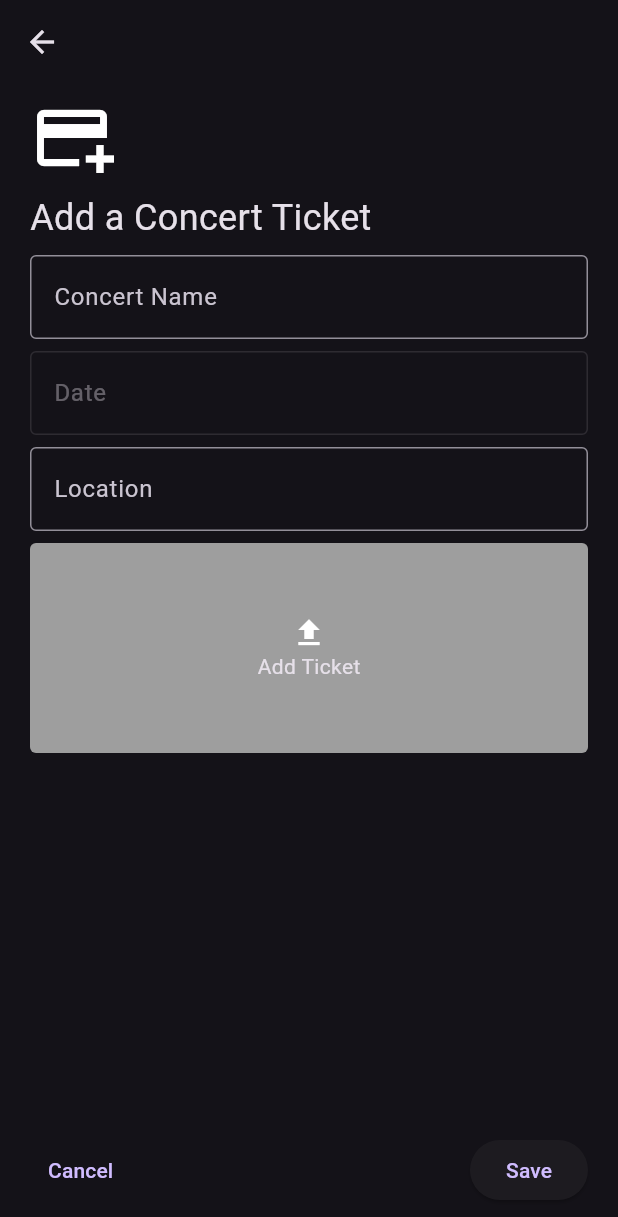
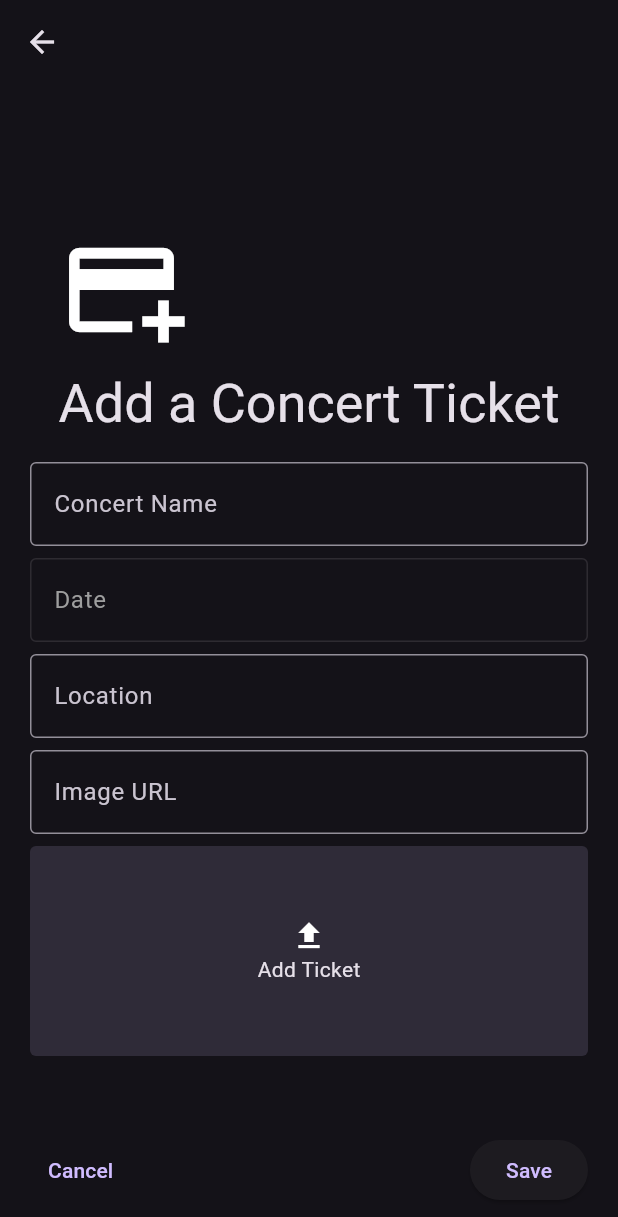
Before and after one commit to Kiliups/concert, a Flutter app: the screen it shows after launch, after a tap on the "add" icon, on a phone screen of 412 x 824 dp. Shown: the top 1217 px of the screen. Run offline on Flutter 3.47's test engine with Material 2 defaults, Android fonts, the phone set to English and light mode, and no system bars; our stand-ins replace cloud_firestore, file_picker, firebase_auth, firebase_core, firebase_storage, open_file; accounts and stored records are empty; network calls fail; statements that could not run were skipped.

Commit message:
added imageUrl field

```diff
--- a/lib/components/ticketCard.dart
+++ b/lib/components/ticketCard.dart
@@ -34,9 +34,10 @@ class _TicketCardState extends State<TicketCard> {
                   margin: const EdgeInsets.all(8),
                   child: ClipRRect(
                     borderRadius: BorderRadius.circular(8),
-                    child: Image.network(
-                      widget.concert.imageUrl,
-                    ),
+                    child: widget.concert.imageUrl != null
+                        ? Image.network(widget.concert.imageUrl!,
+                            fit: BoxFit.cover, width: 100, height: 100)
+                        : const SizedBox(),
                   ),
                 ),
                 Expanded(
--- a/lib/model/concert.dart
+++ b/lib/model/concert.dart
@@ -6,7 +6,7 @@ class Concert {
   DateTime date;
   String location;
   String ticketRef;
-  String imageUrl;
+  String? imageUrl;
   String? userId;
 
   Concert(this.name, this.date, this.location,this.ticketRef, this.imageUrl, this.userId);
--- a/lib/model/concertRepo.dart
+++ b/lib/model/concertRepo.dart
@@ -11,7 +11,7 @@ final storage = FirebaseStorage.instance;
 
 class ConcertRepo {
   static Future<void> addConcert(String name, DateTime date, String location,
-      File ticket, String imageUrl) async {
+      File ticket, String? imageUrl) async {
     Concert concert = Concert(
         name, date, location, ticket.path, imageUrl, auth.currentUser?.uid);
     await firestore.collection('concerts').add(concert.toJson());
--- a/lib/pages/add.dart
+++ b/lib/pages/add.dart
@@ -17,8 +17,10 @@ class _AddState extends State<Add> {
   DateTime? _date;
   String _location = '';
   File? _ticket;
+  String? _imageUrl;
   final TextEditingController _nameController = TextEditingController();
   final TextEditingController _locationController = TextEditingController();
+  final TextEditingController _imageUrlController = TextEditingController();
 
   @override
   void dispose() {
@@ -29,15 +31,15 @@ class _AddState extends State<Add> {
   @override
   Widget build(BuildContext context) {
     return Scaffold(
-      appBar: AppBar(),
-      body: Container(
-        padding: const EdgeInsets.fromLTRB(20, 8, 20, 20),
-        child: Column(
-          mainAxisAlignment: MainAxisAlignment.spaceBetween,
-          children: [
-            Expanded(
-              child: SingleChildScrollView(
-                child: Column(
+      body: CustomScrollView(
+        slivers: [
+          SliverAppBar(
+            expandedHeight: 300,
+            flexibleSpace: FlexibleSpaceBar(
+              titlePadding: const EdgeInsets.all(8),
+              centerTitle: true,
+              title: Column(
+                mainAxisAlignment: MainAxisAlignment.end,
                 crossAxisAlignment: CrossAxisAlignment.start,
                 children: [
                   const Icon(
@@ -50,6 +52,48 @@ class _AddState extends State<Add> {
                         'Add a Concert Ticket',
                         style: TextStyle(fontSize: 24),
                       )),
+                ],
+              ),
+              background: _imageUrl != null
+                  ? Stack(
+                      fit: StackFit.expand,
+                      children: [
+                        Image.network(
+                          _imageUrl!,
+                          fit: BoxFit.cover,
+                        ),
+                        Container(
+                          decoration: BoxDecoration(
+                            gradient: LinearGradient(
+                              begin: Alignment.bottomCenter,
+                              end: Alignment.topCenter,
+                              colors: [
+                                Theme.of(context)
+                                    .colorScheme
+                                    .background
+                                    .withOpacity(1),
+                                Theme.of(context)
+                                    .colorScheme
+                                    .background
+                                    .withOpacity(0.1)
+                              ],
+                            ),
+                          ),
+                        ),
+                      ],
+                    )
+                  : const SizedBox(),
+            ),
+          ),
+          SliverFillRemaining(
+            child: Container(
+              padding: const EdgeInsets.fromLTRB(20, 0, 20, 20),
+              child: Column(
+                mainAxisAlignment: MainAxisAlignment.spaceBetween,
+                children: [
+                  Column(
+                    crossAxisAlignment: CrossAxisAlignment.start,
+                    children: [
                       Container(
                         margin: const EdgeInsets.only(top: 8),
                         child: TextField(
@@ -101,6 +145,8 @@ class _AddState extends State<Add> {
                                       : convertDateToString(_date!)),
                               enabled: false,
                               decoration: InputDecoration(
+                                hintStyle: const TextStyle(color: Colors.grey),
+                                // Text color
                                 border: OutlineInputBorder(
                                   borderRadius: BorderRadius.circular(4),
                                 ),
@@ -125,6 +171,23 @@ class _AddState extends State<Add> {
                           ),
                         ),
                       ),
+                      Container(
+                        margin: const EdgeInsets.only(top: 8),
+                        child: TextField(
+                          controller: _imageUrlController,
+                          onChanged: (String value) {
+                            setState(() {
+                              _imageUrl = value;
+                            });
+                          },
+                          decoration: InputDecoration(
+                            border: OutlineInputBorder(
+                              borderRadius: BorderRadius.circular(4),
+                            ),
+                            hintText: 'Image URL',
+                          ),
+                        ),
+                      ),
                       GestureDetector(
                         onTap: () async {
                           FilePickerResult? result =
@@ -140,10 +203,13 @@ class _AddState extends State<Add> {
                           height: 140,
                           width: MediaQuery.of(context).size.width,
                           child: DecoratedBox(
-                            decoration: const BoxDecoration(
-                                color: Colors.grey,
-                                borderRadius:
-                                    BorderRadius.all(Radius.circular(4))),
+                              decoration: BoxDecoration(
+                                  color: Theme.of(context)
+                                      .colorScheme
+                                      .secondaryContainer
+                                      .withOpacity(0.5),
+                                  borderRadius: const BorderRadius.all(
+                                      Radius.circular(4))),
                               child: Center(
                                 child: _ticket == null
                                     ? const Column(
@@ -163,8 +229,6 @@ class _AddState extends State<Add> {
                       ),
                     ],
                   ),
-              ),
-            ),
                   Row(
                     mainAxisAlignment: MainAxisAlignment.spaceBetween,
                     children: [
@@ -180,15 +244,16 @@ class _AddState extends State<Add> {
                               _location.isNotEmpty &&
                               _date != null &&
                               _ticket != null) {
-                      ConcertRepo.addConcert(_name, _date!, _location, _ticket!,
-                              "https://i.scdn.co/image/ab67616d00001e0254f676973b350db47b339925")
+                            ConcertRepo.addConcert(_name, _date!, _location,
+                                    _ticket!, _imageUrl)
                                 .then((value) => {
                                       //added concert
                                       Navigator.pop(context)
                                     })
                                 .catchError((error) => {
                                       //error
-                                ScaffoldMessenger.of(context).showSnackBar(
+                                      ScaffoldMessenger.of(context)
+                                          .showSnackBar(
                                         const SnackBar(
                                           content: Text("An error occurred"),
                                           behavior: SnackBarBehavior.floating,
@@ -213,6 +278,9 @@ class _AddState extends State<Add> {
                 ],
               ),
             ),
+          ),
+        ],
+      ),
     );
   }
 }
```
Lines whose indentation alone changed are shown as unchanged.
